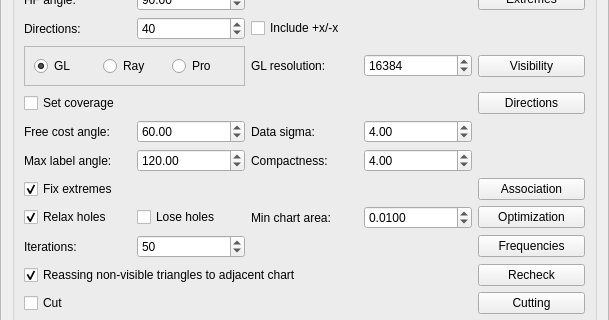
Qt form GUI/managers/fouraxisfabricationmanager.ui (cg3hci/4AxisMilling) before a commit; both pictures show x 0 to 609 and y 199 to 519 of the 609 by 1318 pixel window.
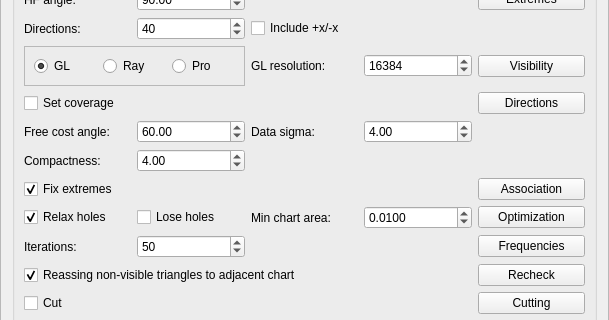
The same form after that commit.

Commit message: Deleted max label angle

The edit to the form file:
```diff
--- a/GUI/managers/fouraxisfabricationmanager.ui
+++ b/GUI/managers/fouraxisfabricationmanager.ui
@@ -604,13 +604,6 @@
         </property>
        </widget>
       </item>
-      <item row="12" column="3">
-       <widget class="QLabel" name="getAssociationCompactnessLabel">
-        <property name="text">
-         <string>Compactness:</string>
-        </property>
-       </widget>
-      </item>
       <item row="10" column="3">
        <widget class="QLabel" name="getAssociationDataSigmaLabel">
         <property name="text">
@@ -659,13 +652,6 @@
         </property>
        </widget>
       </item>
-      <item row="12" column="1">
-       <widget class="QLabel" name="getAssociationMaxLabelAngleLabel">
-        <property name="text">
-         <string>Max label angle:</string>
-        </property>
-       </widget>
-      </item>
       <item row="14" column="5">
        <widget class="QPushButton" name="getAssociationButton">
         <property name="text">
@@ -729,16 +715,6 @@
         </property>
        </widget>
       </item>
-      <item row="12" column="4">
-       <widget class="QDoubleSpinBox" name="getAssociationCompactnessSpinBox">
-        <property name="maximum">
-         <double>1000.000000000000000</double>
-        </property>
-        <property name="value">
-         <double>4.000000000000000</double>
-        </property>
-       </widget>
-      </item>
       <item row="4" column="2">
        <widget class="QSpinBox" name="checkVisibilityDirectionsSpinBox">
         <property name="maximum">
@@ -912,19 +888,6 @@
         </property>
        </widget>
       </item>
-      <item row="12" column="2">
-       <widget class="QDoubleSpinBox" name="getAssociationMaxLabelAngleSpinBox">
-        <property name="maximum">
-         <double>180.000000000000000</double>
-        </property>
-        <property name="singleStep">
-         <double>10.000000000000000</double>
-        </property>
-        <property name="value">
-         <double>120.000000000000000</double>
-        </property>
-       </widget>
-      </item>
       <item row="10" column="4">
        <widget class="QDoubleSpinBox" name="getAssociationDataSigmaSpinBox">
         <property name="minimum">
@@ -1125,6 +1088,23 @@
         </layout>
        </widget>
       </item>
+      <item row="12" column="1">
+       <widget class="QLabel" name="getAssociationCompactnessLabel">
+        <property name="text">
+         <string>Compactness:</string>
+        </property>
+       </widget>
+      </item>
+      <item row="12" column="2">
+       <widget class="QDoubleSpinBox" name="getAssociationCompactnessSpinBox">
+        <property name="maximum">
+         <double>1000.000000000000000</double>
+        </property>
+        <property name="value">
+         <double>4.000000000000000</double>
+        </property>
+       </widget>
+      </item>
      </layout>
     </widget>
    </item>
```
The commit also changes 4 other files.
